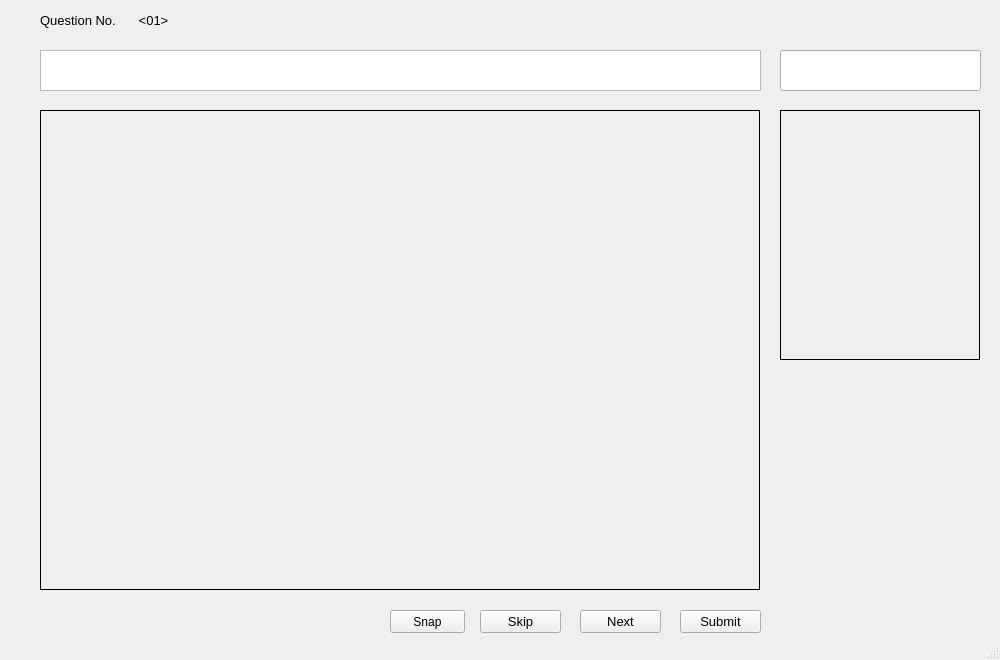
Nifra514/keras-cnn, file UI/exam.ui: the form before one commit.
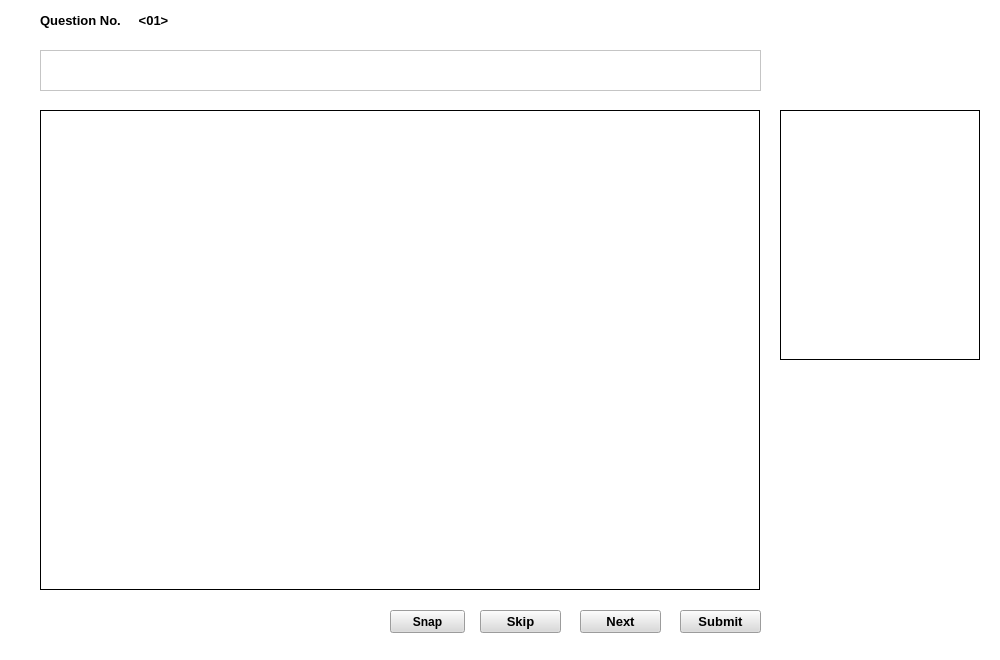
The form after the commit. Icons and pictures are not drawn.

```diff
--- a/UI/exam.ui
+++ b/UI/exam.ui
@@ -20,6 +20,9 @@
   <property name="autoFillBackground">
    <bool>false</bool>
   </property>
+  <property name="styleSheet">
+   <string notr="true">background-color: rgb(255, 255, 255);</string>
+  </property>
   <property name="documentMode">
    <bool>false</bool>
   </property>
@@ -36,6 +39,8 @@
     <property name="font">
      <font>
       <pointsize>10</pointsize>
+      <weight>75</weight>
+      <bold>true</bold>
      </font>
     </property>
     <property name="text">
@@ -54,6 +59,8 @@
     <property name="font">
      <font>
       <pointsize>10</pointsize>
+      <weight>75</weight>
+      <bold>true</bold>
      </font>
     </property>
     <property name="text">
@@ -106,8 +113,13 @@
     <property name="font">
      <font>
       <pointsize>10</pointsize>
+      <weight>75</weight>
+      <bold>true</bold>
      </font>
     </property>
+    <property name="styleSheet">
+     <string notr="true">background-color: rgb(218, 218, 218);</string>
+    </property>
     <property name="text">
      <string>Skip</string>
     </property>
@@ -128,8 +140,13 @@
     <property name="font">
      <font>
       <pointsize>10</pointsize>
+      <weight>75</weight>
+      <bold>true</bold>
      </font>
     </property>
+    <property name="styleSheet">
+     <string notr="true">background-color: rgb(218, 218, 218);</string>
+    </property>
     <property name="text">
      <string>Next</string>
     </property>
@@ -150,8 +167,13 @@
     <property name="font">
      <font>
       <pointsize>10</pointsize>
+      <weight>75</weight>
+      <bold>true</bold>
      </font>
     </property>
+    <property name="styleSheet">
+     <string notr="true">background-color: rgb(218, 218, 218);</string>
+    </property>
     <property name="text">
      <string>Submit</string>
     </property>
@@ -185,6 +207,15 @@
       <height>23</height>
      </rect>
     </property>
+    <property name="font">
+     <font>
+      <weight>75</weight>
+      <bold>true</bold>
+     </font>
+    </property>
+    <property name="styleSheet">
+     <string notr="true">background-color: rgb(218, 218, 218);</string>
+    </property>
     <property name="text">
      <string>Snap</string>
     </property>
@@ -209,16 +240,6 @@
      <string/>
     </property>
    </widget>
-   <widget class="QLineEdit" name="txt_ans_stat">
-    <property name="geometry">
-     <rect>
-      <x>780</x>
-      <y>50</y>
-      <width>201</width>
-      <height>41</height>
-     </rect>
-    </property>
-   </widget>
    <widget class="QLabel" name="lbl_img_snap">
     <property name="geometry">
      <rect>
@@ -261,6 +282,25 @@
      <set>Qt::AlignCenter</set>
     </property>
    </widget>
+   <widget class="QLabel" name="lbl_ans_stat">
+    <property name="geometry">
+     <rect>
+      <x>780</x>
+      <y>50</y>
+      <width>201</width>
+      <height>41</height>
+     </rect>
+    </property>
+    <property name="font">
+     <font>
+      <weight>75</weight>
+      <bold>true</bold>
+     </font>
+    </property>
+    <property name="text">
+     <string/>
+    </property>
+   </widget>
   </widget>
   <widget class="QStatusBar" name="statusbar"/>
  </widget>
```
Left out of the diff: 20 changed lines with no effect on the pictures.
